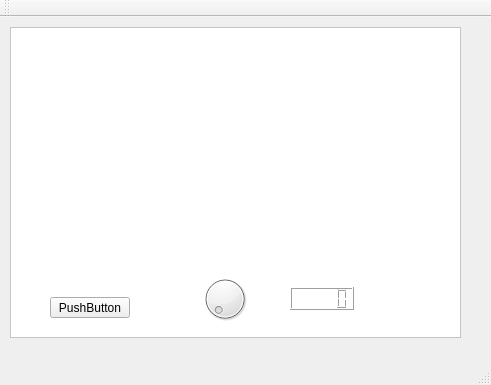
This is PACMAN/mainwindow.ui in yesikamilena/PACMAN as Qt 5 draws it before an edit. The edited form follows.
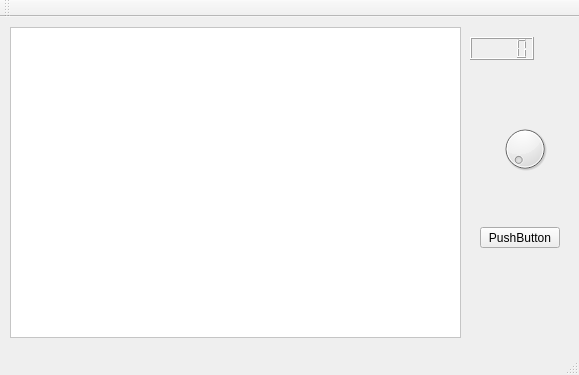
This is the edited form.

```diff
--- a/PACMAN/mainwindow.ui
+++ b/PACMAN/mainwindow.ui
@@ -6,8 +6,8 @@
    <rect>
     <x>0</x>
     <y>0</y>
-    <width>491</width>
-    <height>385</height>
+    <width>579</width>
+    <height>375</height>
    </rect>
   </property>
   <property name="windowTitle">
@@ -17,8 +17,8 @@
    <widget class="QPushButton" name="pushButton">
     <property name="geometry">
      <rect>
-      <x>50</x>
-      <y>280</y>
+      <x>480</x>
+      <y>210</y>
       <width>80</width>
       <height>21</height>
      </rect>
@@ -30,8 +30,8 @@
    <widget class="QDial" name="dial">
     <property name="geometry">
      <rect>
-      <x>200</x>
-      <y>250</y>
+      <x>500</x>
+      <y>100</y>
       <width>50</width>
       <height>64</height>
      </rect>
@@ -40,8 +40,8 @@
    <widget class="QLCDNumber" name="lcdNumber">
     <property name="geometry">
      <rect>
-      <x>290</x>
-      <y>270</y>
+      <x>470</x>
+      <y>20</y>
       <width>64</width>
       <height>23</height>
      </rect>
```
Left out of the diff: 2 changed lines with no effect on the pictures.
